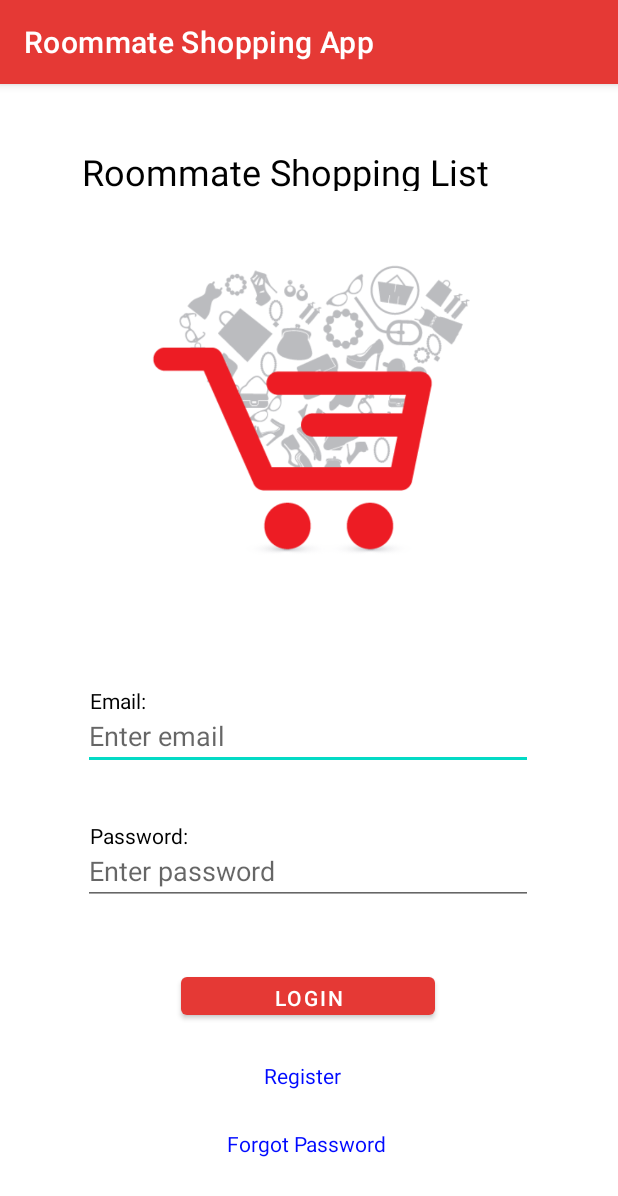
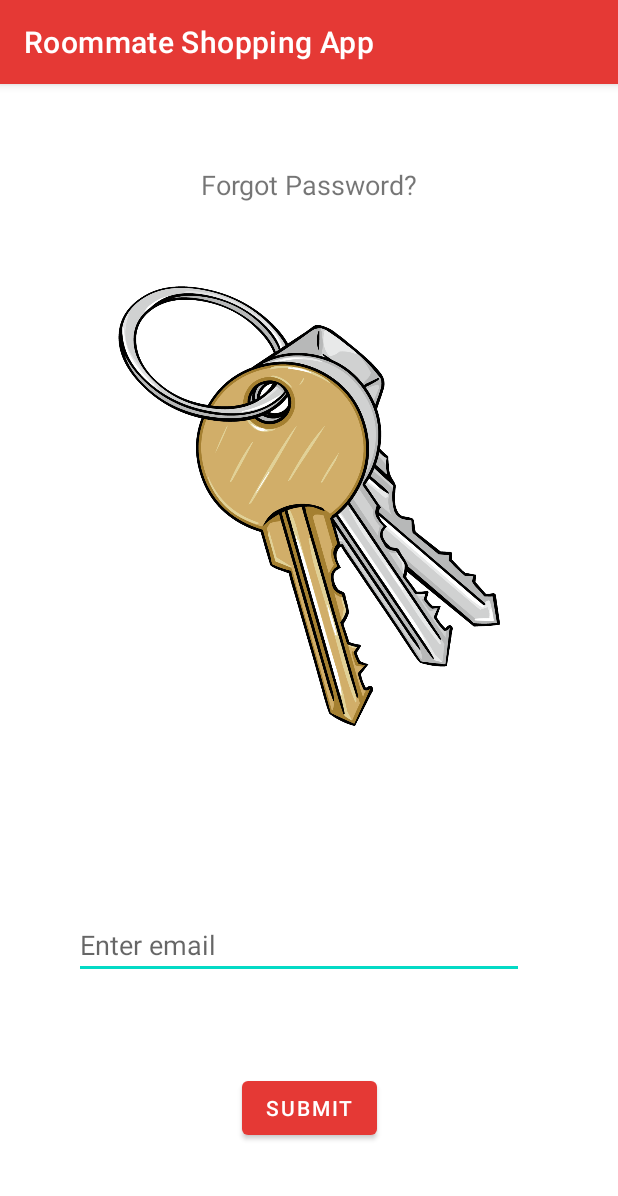
Before and after one commit to Lok-Kwong/Roommate_Shopping_App, an Android app: the screen it shows after launch (LoginActivity before the commit, ForgetActivity after it), after a tap on "Forgot Password", on a phone screen of 412 x 824 dp. Shown: the top 1196 px of the screen. Run offline under Robolectric (Android 15) with nearby library versions, the phone set to English and light mode, and no system bars; our stand-ins replace Firebase (no records; nobody signed in at launch, a user with empty details on screens opened directly); Roboto replaces fonts that are not available here.

Commit message:
Created forget password

```diff
--- a/app/src/main/AndroidManifest.xml
+++ b/app/src/main/AndroidManifest.xml
@@ -9,9 +9,11 @@
         android:roundIcon="@mipmap/ic_launcher_round"
         android:supportsRtl="true"
         android:theme="@style/AppTheme">
+        <activity android:name=".ForgetActivity"></activity>
         <activity android:name=".ShoppingListActivity" />
-        <activity android:name=".ItemsActivity"
-            android:parentActivityName=".ShoppingListActivity"></activity>
+        <activity
+            android:name=".ItemsActivity"
+            android:parentActivityName=".ShoppingListActivity" />
         <activity android:name=".SplashScreen">
             <intent-filter>
                 <action android:name="android.intent.action.MAIN" />
@@ -22,7 +24,7 @@
         <activity android:name=".LoginActivity" />
         <activity
             android:name=".RegisterActivity"
-            android:parentActivityName=".LoginActivity"></activity>
+            android:parentActivityName=".LoginActivity" />
 
         <meta-data
             android:name="preloaded_fonts"
--- /dev/null
+++ b/app/src/main/java/edu/uga/cs/roommateshoppingapp/ForgetActivity.java
@@ -0,0 +1,65 @@
+package edu.uga.cs.roommateshoppingapp;
+
+import androidx.annotation.NonNull;
+import androidx.appcompat.app.AppCompatActivity;
+
+import android.content.Intent;
+import android.os.Bundle;
+import android.text.TextUtils;
+import android.util.Log;
+import android.view.View;
+import android.widget.Button;
+import android.widget.EditText;
+import android.widget.Toast;
+
+import com.google.android.gms.tasks.OnCompleteListener;
+import com.google.android.gms.tasks.Task;
+import com.google.firebase.auth.FirebaseAuth;
+
+public class ForgetActivity extends AppCompatActivity {
+
+    private String email;
+    private FirebaseAuth mAuth;
+    private EditText emailText;
+    private Button submit;
+
+    @Override
+    protected void onCreate(Bundle savedInstanceState) {
+        super.onCreate(savedInstanceState);
+        setContentView(R.layout.activity_forget);
+
+        emailText = (EditText)findViewById(R.id.emailForgot);
+        submit = findViewById(R.id.forgotButton);
+
+        email = emailText.getText().toString();
+
+        mAuth = FirebaseAuth.getInstance();
+
+        submit.setOnClickListener(new View.OnClickListener() {
+            @Override
+            public void onClick(final View view) {
+
+                String email = emailText.getText().toString().trim();
+
+                if (TextUtils.isEmpty(email)) {
+                    Toast.makeText(getApplicationContext(), "Enter your email!", Toast.LENGTH_SHORT).show();
+                    return;
+                }
+                mAuth.sendPasswordResetEmail(email)
+                        .addOnCompleteListener(new OnCompleteListener<Void>() {
+                            @Override
+                            public void onComplete(@NonNull Task<Void> task) {
+                                if (task.isSuccessful()) {
+                                    Toast.makeText(ForgetActivity.this, "Check email to reset your password!", Toast.LENGTH_SHORT).show();
+                                    Intent intent = new Intent(view.getContext(), LoginActivity.class);
+                                    startActivity(intent);
+                                } else {
+                                    Toast.makeText(ForgetActivity.this, "Fail to send reset password email!", Toast.LENGTH_SHORT).show();
+                                }
+                            }
+                        });
+            }
+        });
+
+    }
+}
--- a/app/src/main/java/edu/uga/cs/roommateshoppingapp/ItemsActivity.java
+++ b/app/src/main/java/edu/uga/cs/roommateshoppingapp/ItemsActivity.java
@@ -108,6 +108,7 @@ public class ItemsActivity extends AppCompatActivity {
         purchasedItemList = new ArrayList<Item>();
         nonPurchasedItemList = new ArrayList<Item>();
 
+        calculateTotalBtn = findViewById(R.id.calculateBtn);
 
         // Set up a listener (event handler) to receive a value for the database reference, but only one time.
         // This type of listener is called by Firebase once by immediately executing its onDataChange method.
--- a/app/src/main/java/edu/uga/cs/roommateshoppingapp/LoginActivity.java
+++ b/app/src/main/java/edu/uga/cs/roommateshoppingapp/LoginActivity.java
@@ -5,6 +5,7 @@ import androidx.appcompat.app.AppCompatActivity;
 
 import android.content.Intent;
 import android.os.Bundle;
+import android.os.Parcelable;
 import android.text.TextUtils;
 import android.util.Log;
 import android.view.View;
@@ -39,7 +40,7 @@ public class LoginActivity extends AppCompatActivity {
         LoginButton = (Button) findViewById( R.id.registerButton);
         LoginButton.setOnClickListener( new LoginButtonClickListener() );
 
-        // Check if user is signed in and if signed in, sign the user out before proceeding.
+        // Check if user is signeds in and if signed in, sign the user out before proceeding.
         mAuth = FirebaseAuth.getInstance();
         currentUser = mAuth.getCurrentUser();
 
@@ -111,8 +112,9 @@ public class LoginActivity extends AppCompatActivity {
             Intent intent = new Intent( LoginActivity.this, RegisterActivity.class );
             startActivity( intent );
         } else if (i == R.id.forgetText) {
-//            Intent intent = new Intent(v.getContext(), ForgetActivty.class);
-//            v.getContext().startActivity(intent);
+            Intent intent = new Intent( LoginActivity.this, ForgetActivity.class );
+            //intent.putExtra("firebase", (Parcelable) mAuth);
+            startActivity(intent);
         }
     }
 
--- /dev/null
+++ b/app/src/main/res/layout/activity_forget.xml
@@ -0,0 +1,61 @@
+<?xml version="1.0" encoding="utf-8"?>
+<androidx.constraintlayout.widget.ConstraintLayout xmlns:android="http://schemas.android.com/apk/res/android"
+    xmlns:app="http://schemas.android.com/apk/res-auto"
+    xmlns:tools="http://schemas.android.com/tools"
+    android:layout_width="match_parent"
+    android:layout_height="match_parent"
+    tools:context=".ForgetActivity">
+
+    <EditText
+        android:id="@+id/emailForgot"
+        android:layout_width="300dp"
+        android:layout_height="40dp"
+        android:layout_gravity="fill"
+        android:baselineAligned="false"
+        android:ems="10"
+        android:fontFamily="Roboto"
+        android:hint="Enter email"
+        android:inputType="textEmailAddress"
+        android:shadowColor="#FFFFFF"
+        app:layout_constraintBottom_toBottomOf="parent"
+        app:layout_constraintEnd_toEndOf="parent"
+        app:layout_constraintHorizontal_bias="0.441"
+        app:layout_constraintStart_toStartOf="parent"
+        app:layout_constraintTop_toTopOf="parent"
+        app:layout_constraintVertical_bias="0.765" />
+
+    <ImageView
+        android:id="@+id/imageView4"
+        android:layout_width="337dp"
+        android:layout_height="293dp"
+        android:layout_marginTop="96dp"
+        app:layout_constraintBottom_toTopOf="@+id/emailForgot"
+        app:layout_constraintEnd_toEndOf="parent"
+        app:layout_constraintStart_toStartOf="parent"
+        app:layout_constraintTop_toTopOf="parent"
+        app:layout_constraintVertical_bias="0.231"
+        app:srcCompat="@drawable/keys" />
+
+    <TextView
+        android:id="@+id/textview12"
+        android:layout_width="194dp"
+        android:layout_height="44dp"
+        android:text="Forgot Password?"
+        android:gravity="center"
+        android:textSize="18sp"
+        app:layout_constraintBottom_toTopOf="@+id/imageView4"
+        app:layout_constraintEnd_toEndOf="parent"
+        app:layout_constraintStart_toStartOf="parent"
+        app:layout_constraintTop_toTopOf="parent" />
+
+    <Button
+        android:id="@+id/forgotButton"
+        android:layout_width="wrap_content"
+        android:layout_height="wrap_content"
+        android:text="Submit"
+        app:layout_constraintBottom_toBottomOf="parent"
+        app:layout_constraintEnd_toEndOf="parent"
+        app:layout_constraintStart_toStartOf="parent"
+        app:layout_constraintTop_toBottomOf="@+id/emailForgot" />
+
+</androidx.constraintlayout.widget.ConstraintLayout>
```
Also changed, not shown: app/src/main/res/drawable/keys.png (added).
